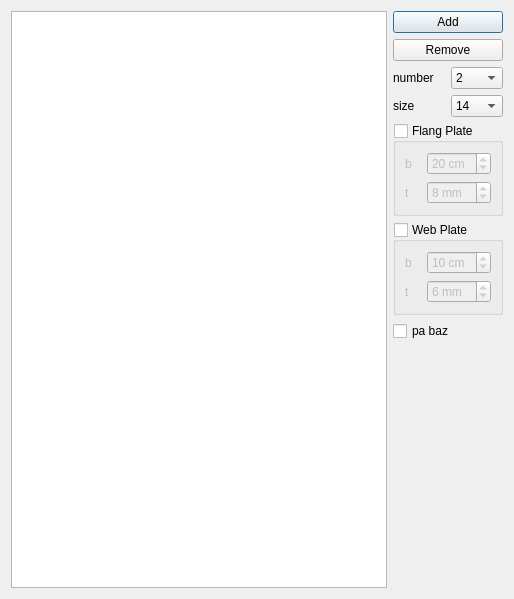
Old version of the form Resources/ui/sections.ui in the repository ebrahimraeyat/SteelColumn.
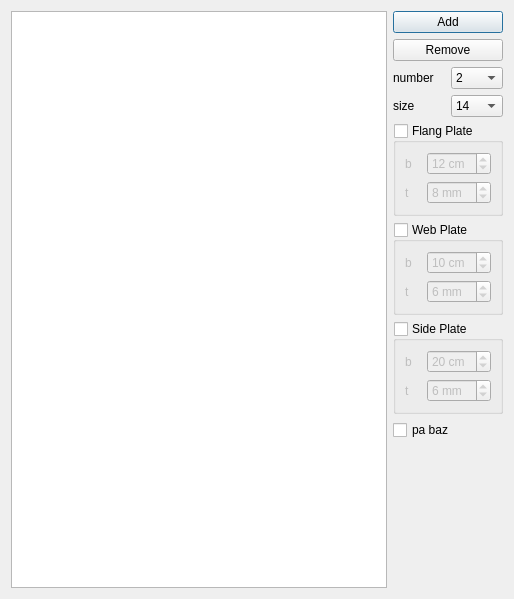
New version of the form.

Commit message: Adding side plate in gui

The edit to the form file:
```diff
--- a/Resources/ui/sections.ui
+++ b/Resources/ui/sections.ui
@@ -141,7 +141,7 @@
            <number>5</number>
           </property>
           <property name="value">
-           <number>20</number>
+           <number>12</number>
           </property>
          </widget>
         </item>
@@ -223,6 +223,61 @@
        </layout>
       </widget>
      </item>
+     <item>
+      <widget class="QGroupBox" name="side_plate">
+       <property name="title">
+        <string>Side Plate</string>
+       </property>
+       <property name="checkable">
+        <bool>true</bool>
+       </property>
+       <property name="checked">
+        <bool>false</bool>
+       </property>
+       <layout class="QGridLayout" name="gridLayout_4">
+        <item row="0" column="0">
+         <widget class="QLabel" name="label_11">
+          <property name="text">
+           <string>b</string>
+          </property>
+         </widget>
+        </item>
+        <item row="0" column="1">
+         <widget class="QSpinBox" name="bs">
+          <property name="suffix">
+           <string> cm</string>
+          </property>
+          <property name="minimum">
+           <number>5</number>
+          </property>
+          <property name="value">
+           <number>20</number>
+          </property>
+         </widget>
+        </item>
+        <item row="1" column="0">
+         <widget class="QLabel" name="label_12">
+          <property name="text">
+           <string>t</string>
+          </property>
+         </widget>
+        </item>
+        <item row="1" column="1">
+         <widget class="QSpinBox" name="ts">
+          <property name="suffix">
+           <string> mm</string>
+          </property>
+          <property name="minimum">
+           <number>2</number>
+          </property>
+          <property name="value">
+           <number>6</number>
+          </property>
+         </widget>
+        </item>
+       </layout>
+      </widget>
+     </item>
      <item>
       <widget class="QCheckBox" name="pa_baz">
        <property name="text">
```
The commit also changes 4 other files.
